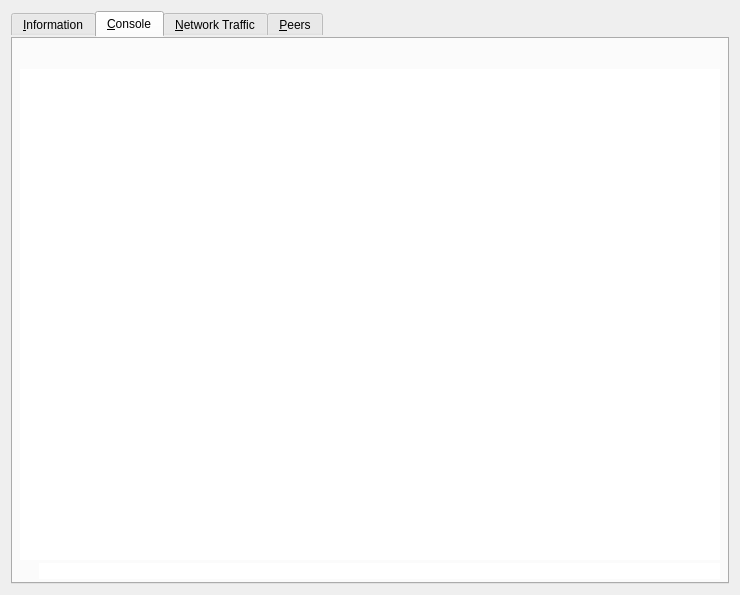
The window that src/qt/forms/debugwindow.ui (navcoin/navcoin-core) describes before a commit, drawn with Qt 5.
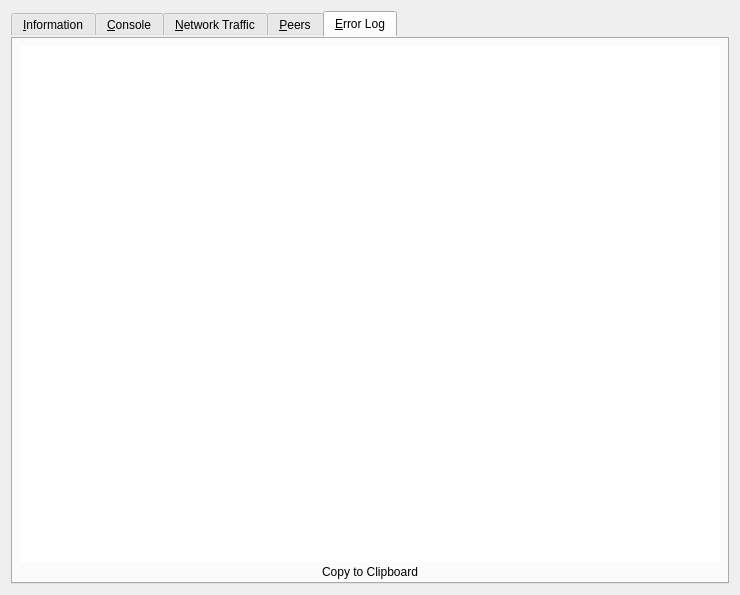
The same window after the commit. The open tabs and pages were chosen to show the change. Icons and pictures are not drawn. Custom widgets are drawn as their Qt base class.

Commit message: Added error log tab in debug window that parses last 500 debug.log entries for errors and loads more errors as they come in while debugwindow is open

Diff of the .ui file:
```diff
--- a/src/qt/forms/debugwindow.ui
+++ b/src/qt/forms/debugwindow.ui
@@ -1582,6 +1582,42 @@
        </item>
       </layout>
      </widget>
+     <widget class="QWidget" name="tab_error_log">
+      <attribute name="title">
+       <string>&amp;Error Log</string>
+      </attribute>
+      <layout class="QVBoxLayout" name="verticalLayout_3">
+       <property name="spacing">
+        <number>3</number>
+       </property>
+       <property name="bottomMargin">
+        <number>5</number>
+       </property>
+       <item>
+        <widget class="QTextBrowser" name="errorLogTextBrowser">
+         <property name="minimumSize">
+          <size>
+           <width>100</width>
+           <height>100</height>
+          </size>
+         </property>
+         <property name="readOnly">
+          <bool>true</bool>
+         </property>
+        </widget>
+       </item>
+       <item>
+        <widget class="QPushButton" name="errorLogCopyClipboardButton">
+         <property name="toolTip">
+          <string>Copy Error Log contents to Clipboard</string>
+         </property>
+         <property name="text">
+          <string>Copy to Clipboard</string>
+         </property>
+        </widget>
+       </item>
+      </layout>
+     </widget>
     </widget>
    </item>
   </layout>
```
The commit also changes 5 other files.
